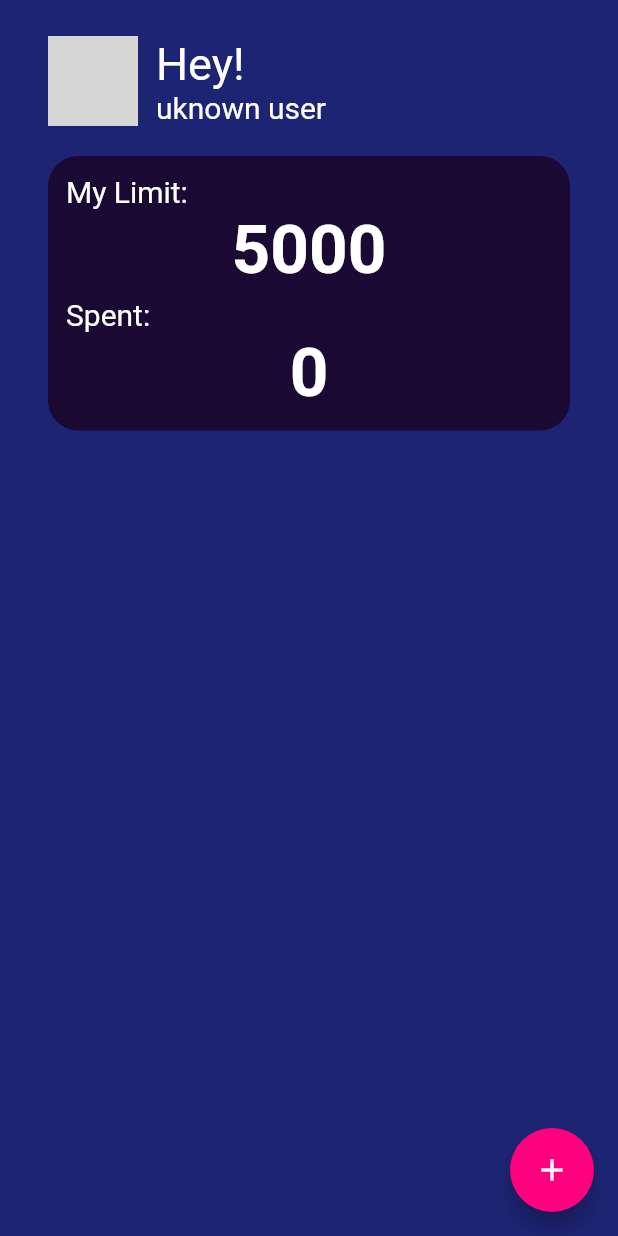
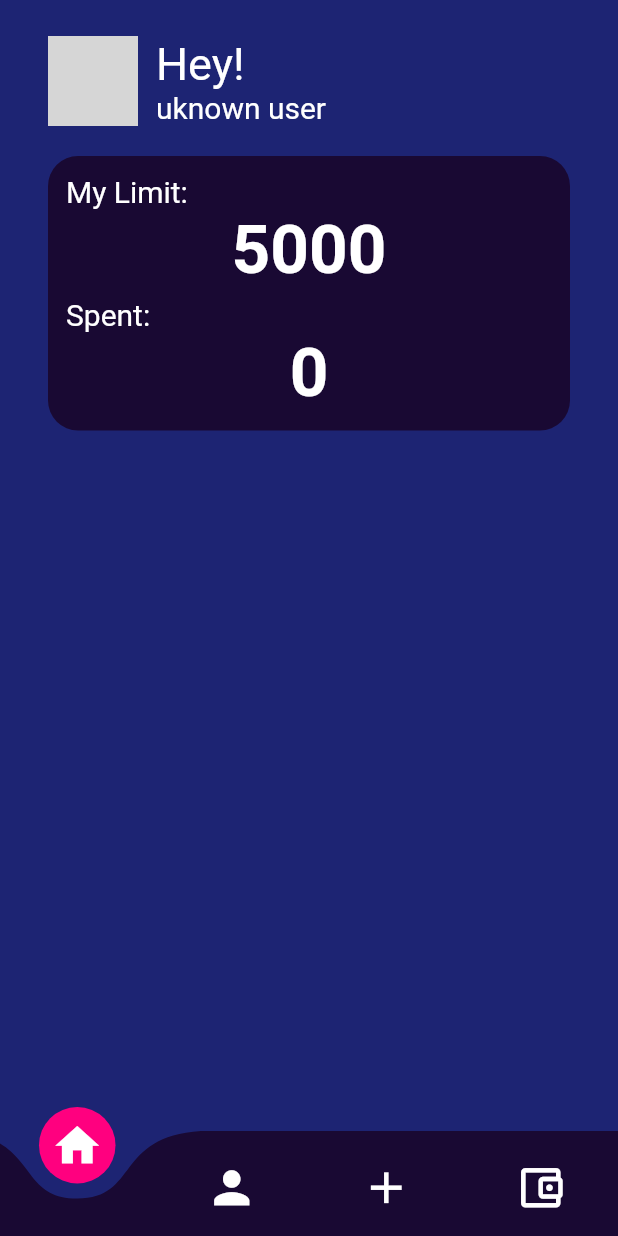
Before and after one commit to Grumppie/Hiyo, a Flutter app: the screen it shows after launch, on a phone screen of 412 x 824 dp. Run offline on Flutter 3.47's test engine with Material 2 defaults, Android fonts, the phone set to English and light mode, and no system bars; drawn by our look-alikes of curved_navigation_bar; our stand-ins replace pie_chart; network calls fail; grey boxes are pictures that could not be loaded.

Commit message:
bottom navigation bar

```diff
--- a/lib/main.dart
+++ b/lib/main.dart
@@ -1,6 +1,9 @@
 import 'package:flutter/material.dart';
 import 'package:hiyo/screens/home_page.dart';
 import 'package:hiyo/screens/sign_in_page.dart';
+import 'package:curved_navigation_bar/curved_navigation_bar.dart';
+import 'package:hiyo/screens/create_page.dart';
+import 'package:hiyo/screens/statistics/create_page.dart';
 
 
 void main() {
@@ -20,8 +23,69 @@ class MyApp extends StatefulWidget {
 }
 
 class _MyAppState extends State<MyApp> {
+
+  final items = [
+    Icon(
+      Icons.home,
+      size: 35,
+      color: Colors.white,
+    ),
+    Icon(
+      Icons.person,
+      size: 35,
+      color: Colors.white,
+    ),
+    Icon(
+      Icons.add,
+      size: 35,
+      color: Colors.white,
+    ),
+    Icon(
+      Icons.account_balance_wallet_outlined,
+      size: 35,
+      color: Colors.white,
+    ),
+  ];
+
+  int currentIndex = 0;
+
+  buttonColor(index) {
+    return Color(0xffFF007F);
+  }
+
+  final Screens = [
+    Home(),
+    SignIn(),
+    CreatePage(),
+    StatsPage()
+  ];
+
+
   @override
   Widget build(BuildContext context) {
-    return Home();
+    return Scaffold(
+      backgroundColor: Color(0xff1d2473),
+        body: Screens[currentIndex],
+        bottomNavigationBar: Theme(
+          data: Theme.of(context).copyWith(
+              iconTheme: IconThemeData(color: Colors.white)
+          ),
+          child: CurvedNavigationBar(
+            color: Color(0xff190933),
+            backgroundColor: Colors.transparent,
+            buttonBackgroundColor: buttonColor(currentIndex),
+            height: 70,
+            animationCurve: Curves.easeInOut,
+            animationDuration: Duration(milliseconds: 300),
+
+            index: currentIndex,
+            items: items,
+            onTap: (index) => setState(() => {
+              currentIndex = index,
+              // print(index)
+            }),
+          ),
+        ),
+    );
   }
 }
--- a/lib/screens/home_page.dart
+++ b/lib/screens/home_page.dart
@@ -15,28 +15,13 @@ class _HomeState extends State<Home> {
   num goal = 5000;
   num remaining = 0;
 
+  // final iconSize = 40.0;
 
   @override
   Widget build(BuildContext context) {
     return SafeArea(
       child: Scaffold(
           backgroundColor: Color(0xff1d2473),
-        floatingActionButton: FloatingActionButton(
-          backgroundColor: Color(0xffff007f),
-          onPressed: () async {
-            final expanses = await Navigator.push(
-              context,
-              MaterialPageRoute(
-                builder: (context) => CreatePage(),
-              ),
-            );
-            setState(() {
-              data.add(Expense(date:expanses.date,amount:expanses.amount,category:expanses.category,title: "sheess",subtitle: "sheeeeesh",));
-              remaining += int.parse(expanses.amount);
-            });
-          },
-          child: Icon(Icons.add),
-        ),
           body: SingleChildScrollView(
             child: Center(
                 child: Container(
@@ -61,16 +46,12 @@ class _HomeState extends State<Home> {
                               Text(
                                 "Hey!",
                                 style: TextStyle(
-                                fontSize: 30,
-                                color: Colors.white
-                              ),
+                                    fontSize: 30, color: Colors.white),
                               ),
                               Text(
                                 "uknown user ",
                                 style: TextStyle(
-                                fontSize: 20,
-                                  color: Colors.white
-                              ),
+                                    fontSize: 20, color: Colors.white),
                               )
                             ],
                           )
@@ -109,7 +90,9 @@ class _HomeState extends State<Home> {
                               height: 1.2,
                               fontWeight: FontWeight.bold),
                         ),
-                      SizedBox(height: 5,),
+                        SizedBox(
+                          height: 5,
+                        ),
                         Align(
                             alignment: Alignment.centerLeft,
                             child: Text(
@@ -137,8 +120,7 @@ class _HomeState extends State<Home> {
                     child: Column(
                       children: data.map((e) => e).toList(),
                     ),
-                )
-
+                  ),
                 ],
               ),
             )),
@@ -147,3 +129,20 @@ class _HomeState extends State<Home> {
     );
   }
 }
+
+// FloatingActionButton(
+// backgroundColor: Color(0xffff007f),
+// onPressed: () async {
+// final expanses = await Navigator.push(
+// context,
+// MaterialPageRoute(
+// builder: (context) => CreatePage(),
+// ),
+// );
+// setState(() {
+// data.add(Expense(date:expanses.date,amount:expanses.amount,category:expanses.category,title: "sheess",subtitle: "sheeeeesh",));
+// remaining += int.parse(expanses.amount);
+// });
+// },
+// child: Icon(Icons.add),
+// ),
--- a/lib/screens/statistics/create_page.dart
+++ b/lib/screens/statistics/create_page.dart
@@ -2,7 +2,7 @@ import 'package:flutter/material.dart';
 import 'package:pie_chart/pie_chart.dart';
 
 
-class create_page extends StatelessWidget {
+class StatsPage extends StatelessWidget {
   //const HomePage({ Key? key }) : super(key: key);
   Map<String,double> dataMap={
     "Food":5,
--- a/lib/screens/statistics/homepage.dart
+++ b/lib/screens/statistics/homepage.dart
@@ -2,11 +2,6 @@ import 'package:flutter/material.dart';
 import 'package:hiyo/screens/statistics/create_page.dart';
 import 'package:pie_chart/pie_chart.dart';
 
-
-
-void main(){
-  runApp(MyApp());
-}
 class MyApp extends StatelessWidget {
   const MyApp({ Key? key }) : super(key: key);
 
--- a/pubspec.yaml
+++ b/pubspec.yaml
@@ -29,6 +29,7 @@ environment:
 dependencies:
   flutter:
     sdk: flutter
+  curved_navigation_bar: ^1.0.3
 
 
   # The following adds the Cupertino Icons font to your application.
```
Also changed, not shown: pubspec.lock. Lines whose indentation alone changed are shown as unchanged.
